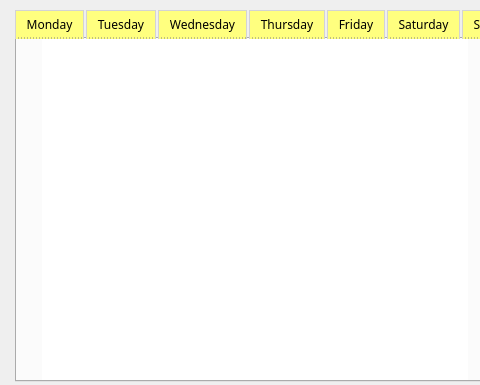
Qt form University Life/uniZork.ui (Metagawa/Zorklike-Game-University-Life) before a commit; both pictures show x 0 to 480 and y 0 to 385 of the 846 by 385 pixel window.
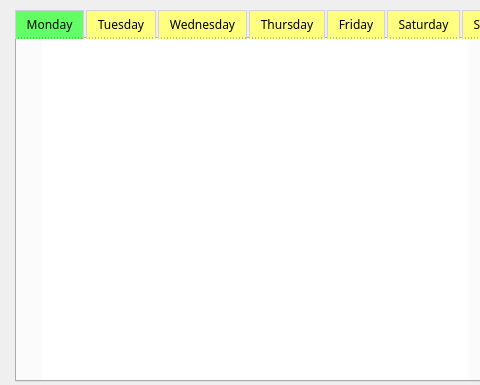
The same form after that commit. Icons and pictures are not drawn.

Diff of the .ui file:
```diff
--- a/University Life/uniZork.ui
+++ b/University Life/uniZork.ui
@@ -248,7 +248,9 @@
         <property name="styleSheet">
          <string notr="true">QTabBar::tab { background-color: rgb(255, 255, 127);border-bottom: 1px dotted Grey; border-top: 1px solid LightGrey;border-left: 1px solid LightGrey;border-right: 1px solid LightGrey;color: rgb(0, 0, 0); margin-right:2px;padding-top:5px;padding-bottom:5px;padding-right:10px;padding-left:10px;}
 
-</string>
+QTabBar::tab:selected{
+background-color: rgb(100, 255, 100);
+} </string>
         </property>
         <property name="currentIndex">
          <number>0</number>
```
Left out of the diff: 8 changed lines with no effect on the pictures.
